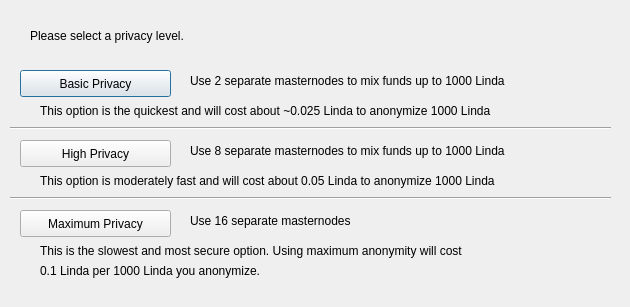
Above: src/qt/forms/darksendconfig.ui from drcoul/DigitalWealth before the change. Below: the same form after it.
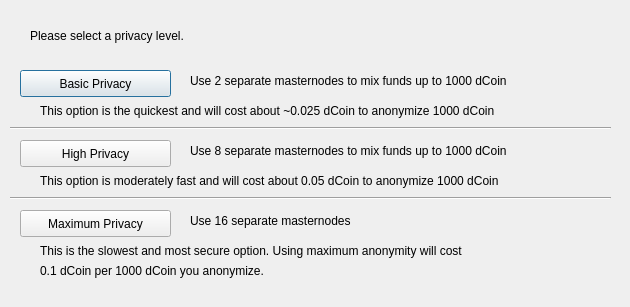
That is the form after the change.

Commit message: Changing name from dWealth to dCoin

What changed in the file:
```diff
--- a/src/qt/forms/darksendconfig.ui
+++ b/src/qt/forms/darksendconfig.ui
@@ -75,7 +75,7 @@
     </rect>
    </property>
    <property name="text">
-    <string>Use 2 separate masternodes to mix funds up to 1000 Linda</string>
+    <string>Use 2 separate masternodes to mix funds up to 1000 dCoin</string>
    </property>
   </widget>
   <widget class="QLabel" name="label_3">
@@ -88,7 +88,7 @@
     </rect>
    </property>
    <property name="text">
-    <string>Use 8 separate masternodes to mix funds up to 1000 Linda</string>
+    <string>Use 8 separate masternodes to mix funds up to 1000 dCoin</string>
    </property>
   </widget>
   <widget class="QLabel" name="label_4">
@@ -114,7 +114,7 @@
     </rect>
    </property>
    <property name="text">
-    <string>This option is the quickest and will cost about ~0.025 Linda to anonymize 1000 Linda</string>
+    <string>This option is the quickest and will cost about ~0.025 dCoin to anonymize 1000 dCoin</string>
    </property>
   </widget>
   <widget class="QLabel" name="label_7">
@@ -127,7 +127,7 @@
     </rect>
    </property>
    <property name="text">
-    <string>This option is moderately fast and will cost about 0.05 Linda to anonymize 1000 Linda</string>
+    <string>This option is moderately fast and will cost about 0.05 dCoin to anonymize 1000 dCoin</string>
    </property>
   </widget>
   <widget class="QLabel" name="label_8">
@@ -153,7 +153,7 @@
     </rect>
    </property>
    <property name="text">
-    <string>0.1 Linda per 1000 Linda you anonymize.</string>
+    <string>0.1 dCoin per 1000 dCoin you anonymize.</string>
    </property>
   </widget>
   <widget class="Line" name="line">
```
The commit also changes 138 other files.
